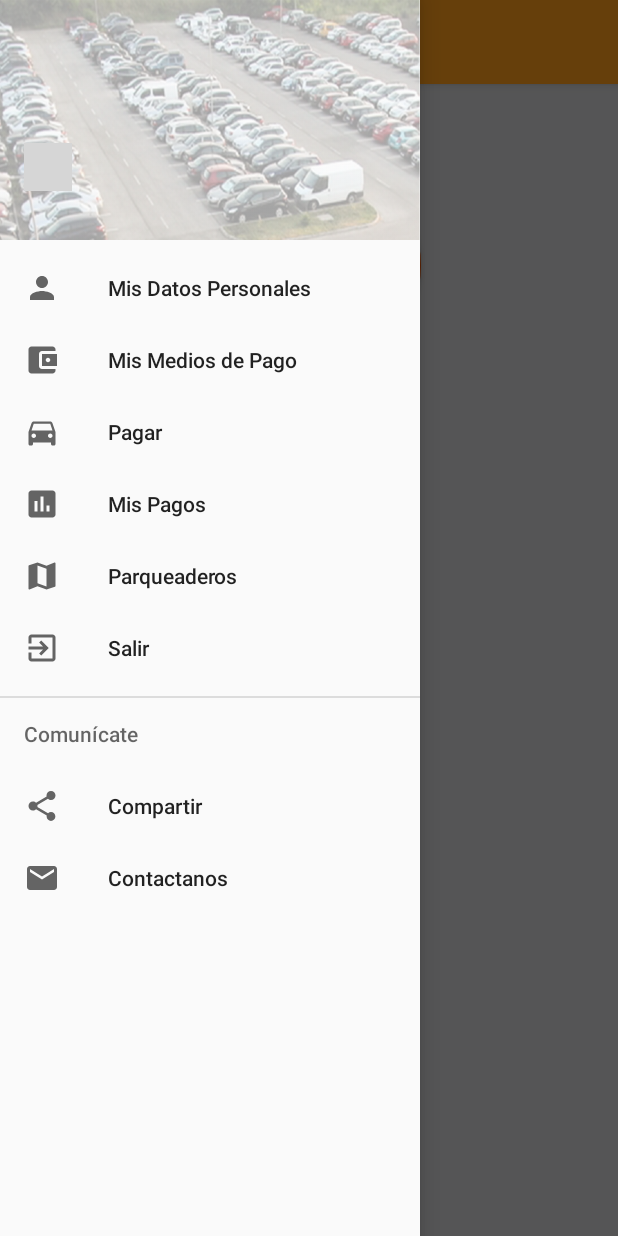
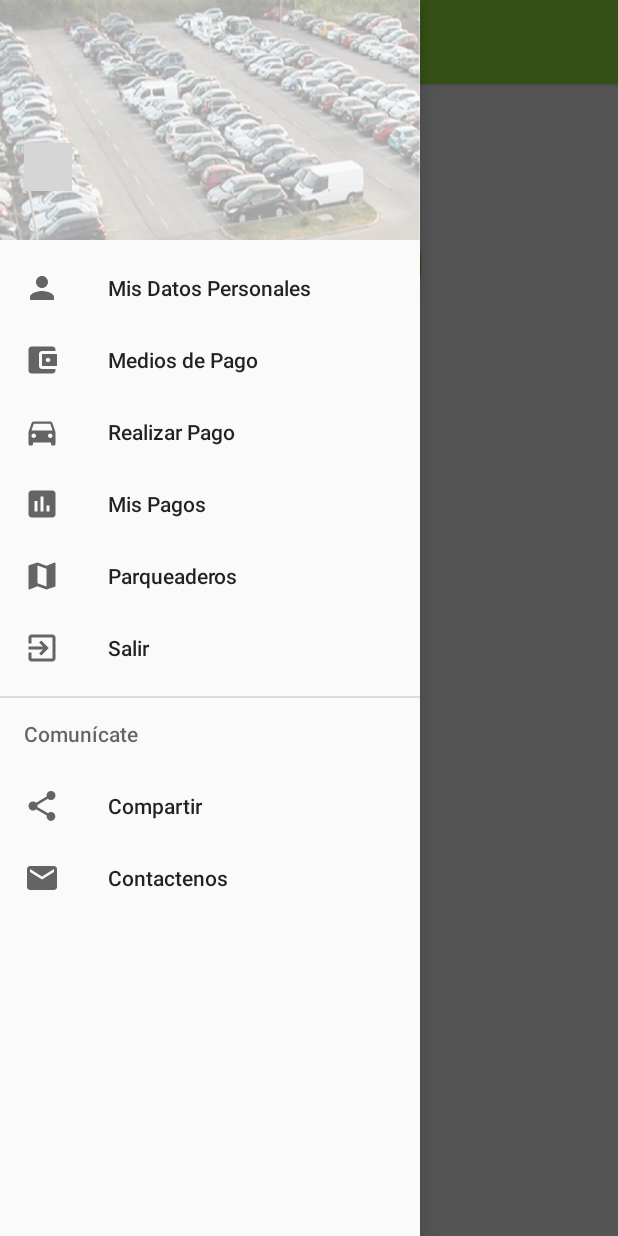
Before and after one commit to soaconsulting/FastParking, an Android app: the FastParkingActivity screen opened directly, with no data from a screen before it, with the side drawer open, on a phone screen of 412 x 824 dp. Run offline under Robolectric (Android 15) with nearby library versions, the phone set to English and light mode, and no system bars; our stand-ins replace Picasso; libraries missing offline, so code that uses them is left out: com.facebook, com.facebook.login; plain views replace ProfilePictureView; pictures from the network do not load; 5 statements that could not run were skipped; grey boxes are pictures that could not be loaded.

Commit message:
Ajustes para instalar en Huawei P9 Lite. Se cambiaron los colores y el logo a PayParking.

```diff
--- a/app/build.gradle
+++ b/app/build.gradle
@@ -2,7 +2,7 @@ apply plugin: 'com.android.application'
 
 android {
     compileSdkVersion 24
-    buildToolsVersion '23.0.3'
+    buildToolsVersion '25.0.2'
 
     defaultConfig {
         applicationId "com.soaconsultingonline.fastparking"
@@ -74,5 +74,4 @@ dependencies {
     compile 'org.springframework.android:spring-android-rest-template:1.0.1.RELEASE'
     compile 'com.fasterxml.jackson.core:jackson-databind:2.3.2'
     compile 'com.squareup.picasso:picasso:2.5.2'
-
 }
--- a/app/src/main/AndroidManifest.xml
+++ b/app/src/main/AndroidManifest.xml
@@ -20,10 +20,9 @@
     <uses-permission android:name="android.permission.ACCESS_COARSE_LOCATION"/>
     <uses-permission android:name="android.permission.READ_PHONE_STATE"/>
 
-
     <application
         android:allowBackup="true"
-        android:icon="@mipmap/ic_launcher"
+        android:icon="@mipmap/payparking_logo"
         android:label="@string/app_name"
         android:supportsRtl="true"
         android:theme="@style/AppTheme"
--- a/app/src/main/res/drawable/edit_text_style.xml
+++ b/app/src/main/res/drawable/edit_text_style.xml
@@ -3,7 +3,7 @@
 <shape xmlns:android="http://schemas.android.com/apk/res/android"
     android:thickness="0dp"
     android:shape="rectangle"
-    android:tint="#96ff9602">
+    android:tint="#c6fa8b">
 
     <corners
         android:bottomLeftRadius="5dp"
--- a/app/src/main/res/drawable/fp_scan_button.xml
+++ b/app/src/main/res/drawable/fp_scan_button.xml
@@ -2,8 +2,8 @@
 <layer-list xmlns:android="http://schemas.android.com/apk/res/android">
     <item>
         <shape android:shape="oval">
-            <stroke android:color="#e95404" android:width="5dp" />
-            <solid android:color="#ff9602"/>
+            <stroke android:color="#559d20" android:width="5dp" />
+            <solid android:color="#84c837"/>
             <size android:width="150dp" android:height="150dp"/>
         </shape>
     </item>
--- a/app/src/main/res/drawable/side_nav_bar.xml
+++ b/app/src/main/res/drawable/side_nav_bar.xml
@@ -2,8 +2,8 @@
     android:shape="rectangle">
     <gradient
         android:angle="135"
-        android:centerColor="#f57d3f"
-        android:endColor="#ff9f1b"
-        android:startColor="#ff9f1b"
+        android:centerColor="#6da445"
+        android:endColor="#559d20"
+        android:startColor="#84c837"
         android:type="linear" />
 </shape>
--- a/app/src/main/res/layout/activity_pago_list.xml
+++ b/app/src/main/res/layout/activity_pago_list.xml
@@ -5,7 +5,7 @@
     android:layout_width="match_parent"
     android:layout_height="match_parent"
     android:fitsSystemWindows="true"
-    tools:context=".MainActivity">
+    tools:context=".activity.FastParkingActivity">
 
     <android.support.design.widget.AppBarLayout
         android:id="@+id/app_bar"
--- a/app/src/main/res/layout/activity_tarjeta_list.xml
+++ b/app/src/main/res/layout/activity_tarjeta_list.xml
@@ -5,7 +5,7 @@
     android:layout_width="match_parent"
     android:layout_height="match_parent"
     android:fitsSystemWindows="true"
-    tools:context=".MainActivity">
+    tools:context=".activity.FastParkingActivity">
 
     <android.support.design.widget.AppBarLayout
         android:id="@+id/app_bar"
--- a/app/src/main/res/layout/nav_header_fast_parking.xml
+++ b/app/src/main/res/layout/nav_header_fast_parking.xml
@@ -28,7 +28,7 @@
         android:textAppearance="@style/Base.TextAppearance.AppCompat.Caption"
         android:textColor="@color/colorAccent"
         android:textStyle="bold"
-        android:textSize="@dimen/com_facebook_share_button_compound_drawable_padding"
+        android:textSize="@dimen/com_facebook_profilepictureview_preset_size_normal"
         android:paddingTop="5dp" />
 
 </LinearLayout>
--- a/app/src/main/res/menu/activity_fast_parking_drawer.xml
+++ b/app/src/main/res/menu/activity_fast_parking_drawer.xml
@@ -5,39 +5,39 @@
         <item
             android:id="@+id/nav_person"
             android:icon="@drawable/ic_person_black_24dp"
-            android:title="Mis Datos Personales" />
+            android:title="@string/title_activity_personal_data" />
         <item
             android:id="@+id/nav_pay"
             android:icon="@drawable/ic_account_balance_wallet_black_24dp"
-            android:title="Mis Medios de Pago" />
+            android:title="@string/title_tarjeta_list" />
         <item
             android:id="@+id/nav_payment"
             android:icon="@drawable/ic_directions_car_black_24dp"
-            android:title="Pagar" />
+            android:title="@string/title_activity_payment" />
         <item
             android:id="@+id/nav_history"
             android:icon="@drawable/ic_insert_chart_black_24dp"
-            android:title="Mis Pagos" />
+            android:title="@string/title_pago_list" />
         <item
             android:id="@+id/nav_map"
             android:icon="@drawable/ic_map_black_24dp"
-            android:title="Parqueaderos" />
+            android:title="@string/title_activity_maps" />
         <item
             android:id="@+id/nav_exit"
             android:icon="@drawable/ic_exit_to_app_black_24dp"
-            android:title="Salir" />
+            android:title="@string/title_salir" />
     </group>
 
-    <item android:title="Comunícate">
+    <item android:title="@string/title_comunicarse">
         <menu>
             <item
                 android:id="@+id/nav_share"
                 android:icon="@drawable/ic_menu_share"
-                android:title="Compartir" />
+                android:title="@string/title_compartir" />
             <item
                 android:id="@+id/nav_ask"
                 android:icon="@drawable/ic_email_black_24dp"
-                android:title="Contactanos" />
+                android:title="@string/title_contactenos" />
         </menu>
     </item>
 
--- a/app/src/main/res/values/colors.xml
+++ b/app/src/main/res/values/colors.xml
@@ -1,6 +1,6 @@
 <?xml version="1.0" encoding="utf-8"?>
 <resources>
-    <color name="colorPrimary">#ff9f1b</color>
-    <color name="colorPrimaryDark">#f57d3f</color>
-    <color name="colorAccent">#b31e29</color>
+    <color name="colorPrimary">#84c837</color>
+    <color name="colorPrimaryDark">#559D20</color>
+    <color name="colorAccent">#666666</color>
 </resources>
--- a/app/src/main/res/values/strings.xml
+++ b/app/src/main/res/values/strings.xml
@@ -1,13 +1,13 @@
 <resources>
-    <string name="app_name">Fast Parking</string>
+    <string name="app_name">PayParking</string>
 
-    <string name="navigation_drawer_open">Open navigation drawer</string>
-    <string name="navigation_drawer_close">Close navigation drawer</string>
+    <string name="navigation_drawer_open">Abrir Menú</string>
+    <string name="navigation_drawer_close">Cerrar Menú</string>
 
-    <string name="action_settings">Settings</string>
-    <string name="fast_parking_icon">Fast Parking Icon</string>
+    <string name="action_settings">Opciones</string>
+    <string name="fast_parking_icon">PayParking Icon</string>
     <string name="caricon">CarIcon</string>
-    <string name="title_activity_login">Fast Parking</string>
+    <string name="title_activity_login">PayParking</string>
 
     <!-- Strings related to login -->
     <string name="prompt_email">Email</string>
@@ -21,15 +21,19 @@
     <string name="permission_rationale">"Permisos Sobre la Agenda de Contactos son Necesarios para Proveer Atocompletado."
     </string>
     <string name="action_inicio_sesion">Iniciar Sesión</string>
-    <string name="title_activity_register">Mis Datos Personales</string>
+    <string name="title_activity_register">Registrarse</string>
     <string name="title_activity_maps">Parqueaderos</string>
     <string name="title_activity_personal_data">Mis Datos Personales</string>
     <string name="title_tarjeta_list">Medios de Pago</string>
     <string name="title_tarjeta_detail">Detalle de Tarjeta</string>
-    <string name="title_pago_list">Pagos</string>
-    <string name="title_pago_detail">Pago Detail</string>
-    <string name="title_activity_payment">Realizar Pago de Parqueo</string>
+    <string name="title_pago_list">Mis Pagos</string>
+    <string name="title_pago_detail">Detalle de Pago</string>
+    <string name="title_contactenos">Contactenos</string>
+    <string name="title_compartir">Compartir</string>
+    <string name="title_comunicarse">Comunícate</string>
+    <string name="title_salir">Salir</string>
+    <string name="title_activity_payment">Realizar Pago</string>
 
     <string name="facebook_app_id">301290933540170</string>
-    <string name="facebook_login_button_text">Iniciar Sesión con Facebook</string>
+    <string name="facebook_login_button_text">Continuar con Facebook</string>
 </resources>
--- a/build.gradle
+++ b/build.gradle
@@ -11,7 +11,7 @@ buildscript {
         }
     }
     dependencies {
-        classpath 'com.android.tools.build:gradle:2.2.0'
+        classpath 'com.android.tools.build:gradle:2.2.3'
         // NOTE: Do not place your application dependencies here; they belong
         // in the individual module build.gradle files
     }
```
Also changed, not shown: app/src/main/res/layout/activity_login.xml (+7 -7 lines), app/src/main/res/drawable-xhdpi/fp_logo_xhdpi.png (deleted), app/src/main/res/drawable-xxhdpi/fp_logo_xxhdpi.png (deleted).
